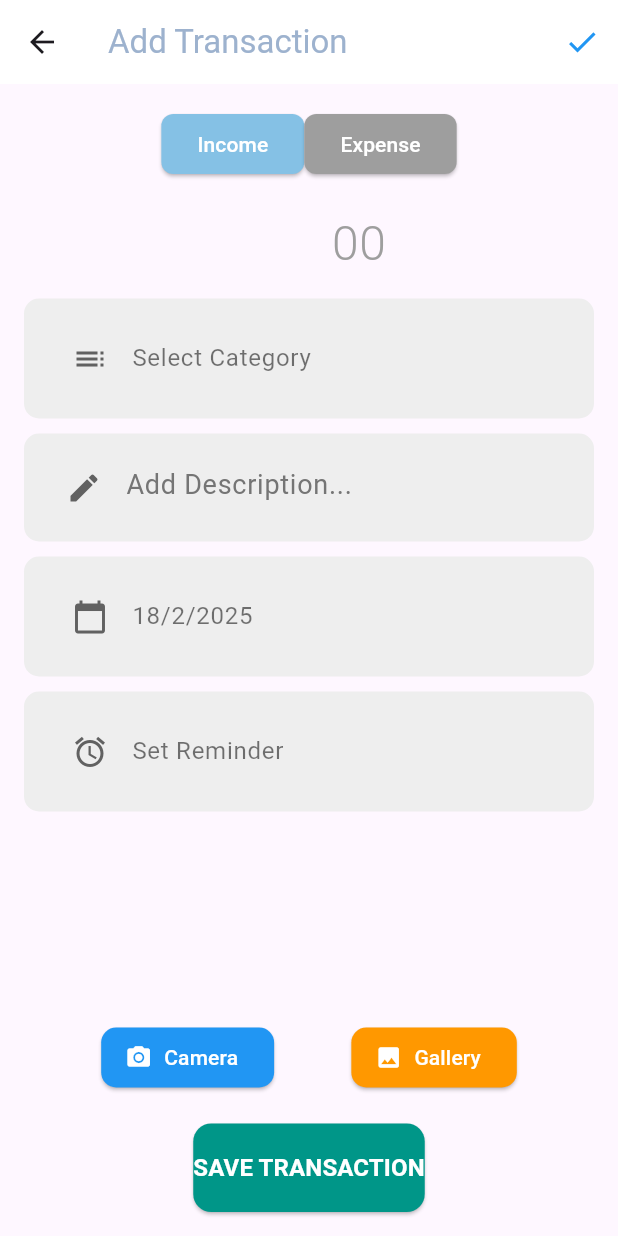
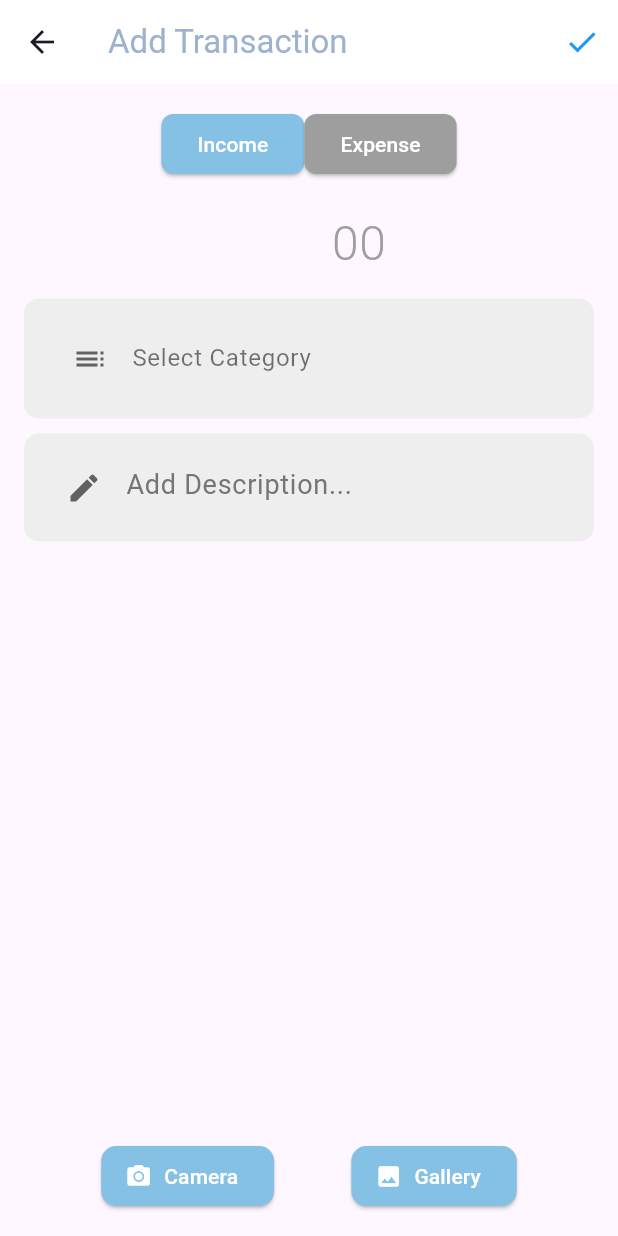
Before and after one commit to Fynaura/fynaura, a Flutter app: the TransactionDetailPage screen opened directly, after a tap on "Income", on a phone screen of 412 x 824 dp. Run offline on Flutter 3.47's test engine with Material 3 defaults, Android fonts, the phone set to English and light mode, and no system bars.

Commit message:
some changes made

```diff
--- a/lib/transaction_category_page.dart
+++ b/lib/transaction_category_page.dart
@@ -116,17 +116,17 @@ class _TransactionCategoryPageState extends State<TransactionCategoryPage> {
               },
               child: Container(
                 decoration: BoxDecoration(
-                  color: Colors.blue.shade100,
+                  color: Color(0xFF85C1E5), // Set the box color
                   borderRadius: BorderRadius.circular(12),
                 ),
                 child: Column(
                   mainAxisAlignment: MainAxisAlignment.center,
                   children: [
-                    Icon(category["icon"], color: Colors.blue.shade700, size: 36),
+                    Icon(category["icon"], color: Colors.white, size: 36), // Keep the icon color white
                     SizedBox(height: 8),
                     Text(
                       category["name"],
-                      style: TextStyle(fontWeight: FontWeight.w500),
+                      style: TextStyle(fontWeight: FontWeight.w500, color: Colors.white), // Set text color to white
                       textAlign: TextAlign.center,
                     ),
                   ],
--- a/lib/transaction_detail_page.dart
+++ b/lib/transaction_detail_page.dart
@@ -1,5 +1,5 @@
 import 'package:flutter/material.dart';
-import 'transaction_category_page.dart';
+import 'package:fynaura/transaction_category_page.dart';
 
 class TransactionDetailPage extends StatefulWidget {
   @override
@@ -24,7 +24,7 @@ class _TransactionDetailPageState extends State<TransactionDetailPage> {
           IconButton(
             icon: Icon(Icons.check, color: Colors.blue),
             onPressed: () {
-              // Add transaction logic
+              // Add transaction logic (e.g., save data)
               ScaffoldMessenger.of(context).showSnackBar(
                 SnackBar(content: Text("Transaction Added Successfully")),
               );
@@ -47,32 +47,15 @@ class _TransactionDetailPageState extends State<TransactionDetailPage> {
             buildModernAmountField(),
             buildModernOptionTile("Category", Icons.toc, selectedCategory, context, true),
             buildModernDescriptionField(),
-            buildModernOptionTile("Set Date", Icons.calendar_today, "${selectedDate.day}/${selectedDate.month}/${selectedDate.year}", context, false),
-            buildModernOptionTile("Set Reminder", Icons.alarm, reminder ? "Reminder Set" : "Set Reminder", context, false),
+            // Show "Set Reminder" only for expenses
+            if (isExpense) buildModernOptionTile("Set Reminder", Icons.alarm, reminder ? "Reminder Set" : "Set Reminder", context, false),
             Spacer(),
             Row(
               mainAxisAlignment: MainAxisAlignment.spaceEvenly,
               children: [
-                buildCameraGalleryButton("Camera", Icons.camera_alt, Colors.blue),
-                buildCameraGalleryButton("Gallery", Icons.photo, Colors.orange),
+                buildCameraGalleryButton("Camera", Icons.camera_alt, Color(0xFF85C1E5)),
+                buildCameraGalleryButton("Gallery", Icons.photo, Color(0xFF85C1E5)),
               ],
-            ),
-            SizedBox(height: 20),
-            // Save Transaction Button
-            ElevatedButton(
-              onPressed: () {
-                // Save transaction logic here
-              },
-              style: ElevatedButton.styleFrom(
-                backgroundColor: Colors.teal, // Use backgroundColor instead of primary
-                padding: EdgeInsets.symmetric(vertical: 18),
-                shape: RoundedRectangleBorder(
-                  borderRadius: BorderRadius.circular(12),
-                ),
-              ),
-              child: Text('SAVE TRANSACTION',
-                style: TextStyle(fontSize: 16, fontWeight: FontWeight.bold, color: Colors.white),
-              ),
             ),
           ],
         ),
@@ -156,18 +139,19 @@ class _TransactionDetailPageState extends State<TransactionDetailPage> {
             if (result != null) {
               setState(() => selectedCategory = result);
             }
-          } else if (title == "Set Date") {
+          } else if (title == "Set Reminder") {
             final date = await showDatePicker(
               context: context,
               initialDate: selectedDate,
               firstDate: DateTime(2000),
               lastDate: DateTime(2100),
             );
-            if (date != null) setState(() => selectedDate = date);
-          } else if (title == "Set Reminder") {
-            setState(() {
-              reminder = !reminder;
-            });
+            if (date != null) {
+              setState(() {
+                selectedDate = date;
+                reminder = true;
+              });
+            }
           }
         },
       ),
```
